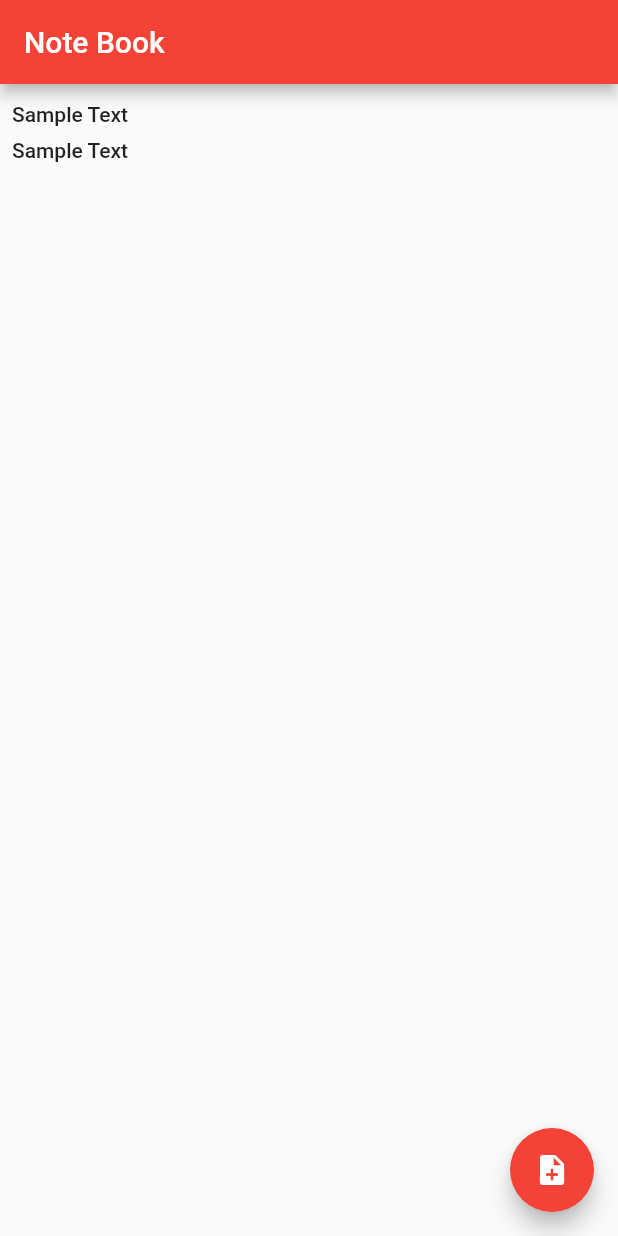
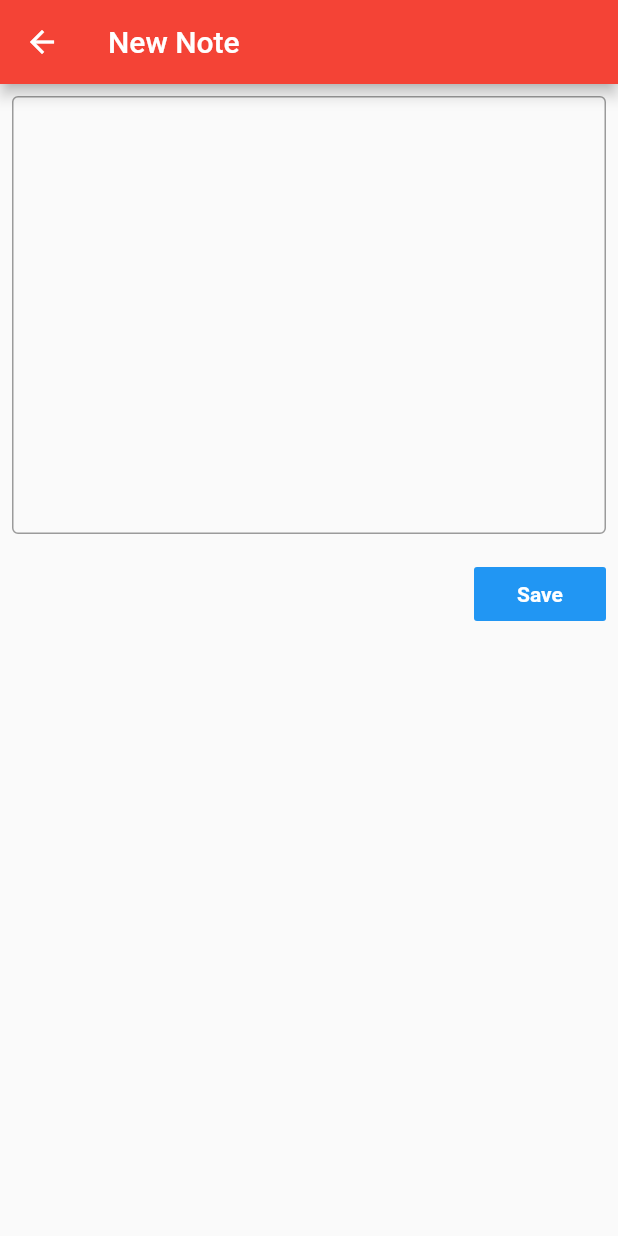
Before and after one commit to dewmal/HOW_TO_USE_AI-101, a Flutter app: the screen it shows after launch, after a tap on the "note add" icon, on a phone screen of 412 x 824 dp. Run offline on Flutter 3.47's test engine with Material 2 defaults, Android fonts, the phone set to English and light mode, and no system bars.

Commit message:
New Note UI

```diff
--- a/lib/main.dart
+++ b/lib/main.dart
@@ -1,4 +1,5 @@
 import 'package:flutter/material.dart';
+import 'package:use_ai_to_detect_offensive_words/new_note_screen.dart';
 
 void main() {
   runApp(MyApp());
@@ -59,7 +60,12 @@ class _MyHomePageState extends State<MyHomePage> {
         ),
       ),
       floatingActionButton: FloatingActionButton(
-        onPressed: () {},
+        onPressed: () {
+          Navigator.push(
+            context,
+            MaterialPageRoute(builder: (context) => NewNoteScreen()),
+          );
+        },
         tooltip: 'Increment',
         child: Icon(Icons.note_add),
       ), // This trailing comma makes auto-formatting nicer for build methods.
--- /dev/null
+++ b/lib/new_note_screen.dart
@@ -0,0 +1,45 @@
+import 'package:flutter/material.dart';
+
+class NewNoteScreen extends StatefulWidget {
+  @override
+  _NewNoteScreenState createState() => _NewNoteScreenState();
+}
+
+class _NewNoteScreenState extends State<NewNoteScreen> {
+  Color textFieldColor = Colors.black;
+
+  @override
+  Widget build(BuildContext context) {
+    return Scaffold(
+      appBar: AppBar(
+        title: Text("New Note"),
+      ),
+      body: Container(
+        child: Column(
+          crossAxisAlignment: CrossAxisAlignment.end,
+          children: [
+            Padding(
+              padding: const EdgeInsets.all(8.0),
+              child: TextField(
+                style: TextStyle(color: textFieldColor, fontSize: 18),
+                maxLines: 12,
+                decoration: InputDecoration(border: OutlineInputBorder()),
+              ),
+            ),
+            Padding(
+              padding: const EdgeInsets.all(8.0),
+              child: FlatButton(
+                  onPressed: () {},
+                  color: Colors.blue,
+                  child: Text(
+                    "Save",
+                    style: TextStyle(
+                        color: Colors.white, fontWeight: FontWeight.w600),
+                  )),
+            )
+          ],
+        ),
+      ),
+    );
+  }
+}
```
